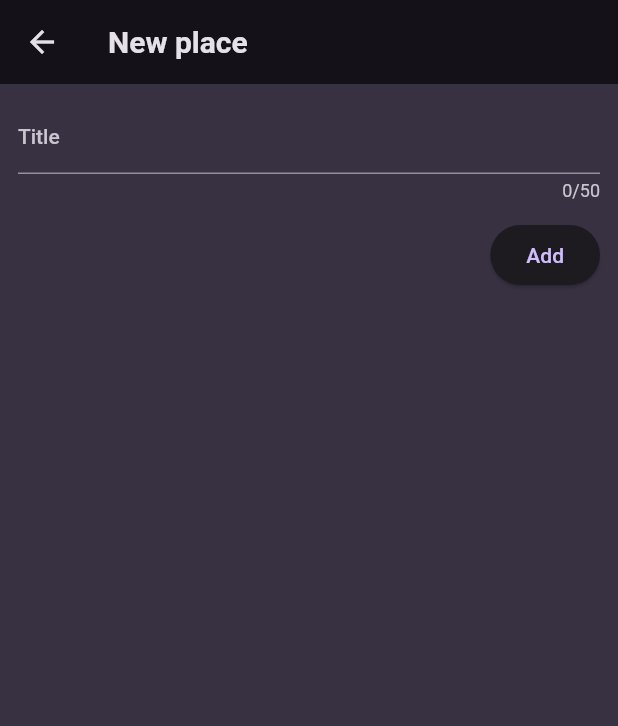
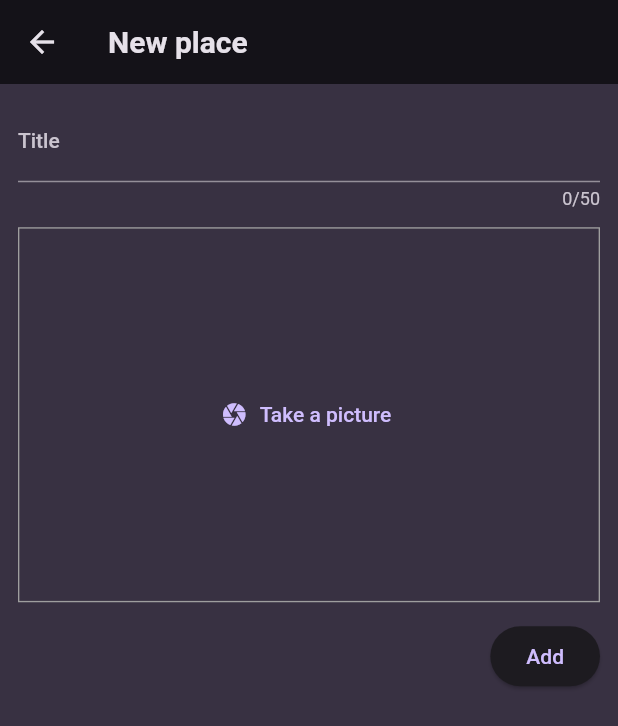
Before and after one commit to robot-den/flutter_lessons_apps, a Flutter app: the screen it shows after launch, after a tap on the "add" icon, on a phone screen of 412 x 824 dp. Shown: the top 726 px of the screen. Run offline on Flutter 3.47's test engine with Material 2 defaults, Android fonts, the phone set to English and light mode, and no system bars; our stand-ins replace auto_route, dio, equatable, flutter_bloc, flutter_riverpod, flutter_svg and 5 more; accounts and stored records are empty.

```diff
--- a/places/lib/features/places/view/new_place_screen.dart
+++ b/places/lib/features/places/view/new_place_screen.dart
@@ -1,14 +1,18 @@
 import 'package:flutter/material.dart';
+import 'package:flutter_riverpod/flutter_riverpod.dart';
+
+import 'package:places/features/places/widgets/widgets.dart';
 import 'package:places/models/models.dart';
+import 'package:places/providers/places_provider.dart';
 
-class NewPlaceScreen extends StatefulWidget {
+class NewPlaceScreen extends ConsumerStatefulWidget {
   const NewPlaceScreen({super.key});
 
   @override
-  State<NewPlaceScreen> createState() => _NewPlaceScreenState();
+  ConsumerState<NewPlaceScreen> createState() => _NewPlaceScreenState();
 }
 
-class _NewPlaceScreenState extends State<NewPlaceScreen> {
+class _NewPlaceScreenState extends ConsumerState<NewPlaceScreen> {
   String _newPlaceTitle = '';
   final _formKey = GlobalKey<FormState>();
 
@@ -29,14 +33,8 @@ class _NewPlaceScreenState extends State<NewPlaceScreen> {
     if (_formKey.currentState!.validate()) {
       _formKey.currentState!.save();
 
-      final place = Place(id: DateTime.now().toString(), title: _newPlaceTitle);
-
-      // TODO: you stopped here trying to update provider
-      // you have to convert this widget to support this provider
-      // you have to implement provider that allows method
-      // you have to convert list widget to support provider
-      // you have to watch in list widget if something changed in provider
-      // provider.savePlace(place);
+      final place = Place(title: _newPlaceTitle);
+      ref.read(placesProvider.notifier).savePlace(place);
 
       Navigator.of(context).pop();
     }
@@ -46,7 +44,8 @@ class _NewPlaceScreenState extends State<NewPlaceScreen> {
   Widget build(BuildContext context) {
     return Scaffold(
       appBar: AppBar(title: const Text('New place')),
-      body: Padding(
+      body: SingleChildScrollView(
+        child: Padding(
           padding: const EdgeInsets.all(12.0),
           child: Form(
             key: _formKey,
@@ -57,9 +56,12 @@ class _NewPlaceScreenState extends State<NewPlaceScreen> {
                   decoration: const InputDecoration(
                     label: Text('Title'),
                   ),
+                  style: const TextStyle(color: Colors.white, fontSize: 20),
                   validator: validateTitle,
                   onSaved: (newValue) => _newPlaceTitle = newValue!,
                 ),
+                const SizedBox(height: 12),
+                const ImageInput(),
                 const SizedBox(height: 12),
                 Row(
                   mainAxisAlignment: MainAxisAlignment.end,
@@ -74,6 +76,7 @@ class _NewPlaceScreenState extends State<NewPlaceScreen> {
             ),
           ),
         ),
+      ),
     );
   }
 }
--- a/places/lib/features/places/view/places_list_screen.dart
+++ b/places/lib/features/places/view/places_list_screen.dart
@@ -1,34 +1,46 @@
 import 'package:flutter/material.dart';
+import 'package:flutter_riverpod/flutter_riverpod.dart';
 import 'package:places/features/places/view/new_place_screen.dart';
 import 'package:places/features/places/widgets/widgets.dart';
-import 'package:places/models/models.dart';
+import 'package:places/providers/places_provider.dart';
 
-class PlacesListScreen extends StatefulWidget {
+class PlacesListScreen extends ConsumerStatefulWidget {
   const PlacesListScreen({super.key});
 
   @override
-  State<PlacesListScreen> createState() => _PlacesListScreenState();
+  ConsumerState<PlacesListScreen> createState() => _PlacesListScreenState();
 }
 
-class _PlacesListScreenState extends State<PlacesListScreen> {
+class _PlacesListScreenState extends ConsumerState<PlacesListScreen> {
   void routeToNewPlaceScreen() {
     Navigator.of(context).push(
       MaterialPageRoute(builder: (ctx) => const NewPlaceScreen()),
     );
   }
 
+  Widget get noContent {
+    return const Center(
+      child: Text(
+        'No places added yet',
+        style: TextStyle(color: Colors.white, fontSize: 16),
+      ),
+    );
+  }
+
   @override
   Widget build(BuildContext context) {
-    List<Place> places = [];
+    final places = ref.watch(placesProvider);
 
     return Scaffold(
       appBar: AppBar(title: const Text('Places list')),
-      body: ListView.builder(
-        itemCount: places.length,
-        itemBuilder: (ctx, index) {
-          return DismissiblePlaceCard(place: places[index]);
-        },
-      ),
+      body: places.isEmpty
+          ? noContent
+          : ListView.builder(
+              itemCount: places.length,
+              itemBuilder: (ctx, index) {
+                return DismissiblePlaceCard(place: places[index]);
+              },
+            ),
       floatingActionButton: FloatingActionButton(
         onPressed: routeToNewPlaceScreen,
         child: const Icon(Icons.add, size: 20),
--- /dev/null
+++ b/places/lib/features/places/widgets/image_input.dart
@@ -0,0 +1,29 @@
+import 'package:flutter/material.dart';
+
+class ImageInput extends StatefulWidget {
+  const ImageInput({super.key});
+
+  @override
+  State<ImageInput> createState() => _ImageInputState();
+}
+
+class _ImageInputState extends State<ImageInput> {
+  void _takePicture() {}
+
+  @override
+  Widget build(BuildContext context) {
+    return Container(
+      height: 250,
+      width: double.infinity,
+      alignment: Alignment.center,
+      decoration: BoxDecoration(
+        border: Border.all(color: Colors.grey, width: 0.9),
+      ),
+      child: TextButton.icon(
+        onPressed: _takePicture,
+        icon: const Icon(Icons.camera),
+        label: const Text('Take a picture'),
+      ),
+    );
+  }
+}
--- a/places/lib/features/places/widgets/widgets.dart
+++ b/places/lib/features/places/widgets/widgets.dart
@@ -1 +1,2 @@
 export 'package:places/features/places/widgets/dismissible_place_card.dart';
+export 'package:places/features/places/widgets/image_input.dart';
--- a/places/lib/models/place.dart
+++ b/places/lib/models/place.dart
@@ -1,8 +1,9 @@
+import 'package:uuid/uuid.dart';
+
+const uuid = Uuid();
+
 class Place {
-  Place({
-    required this.id,
-    required this.title,
-  });
+  Place({required this.title}) : id = uuid.v4();
 
   final String id;
   final String title;
--- a/places/lib/providers/places_provider.dart
+++ b/places/lib/providers/places_provider.dart
@@ -0,0 +1,25 @@
+import 'package:flutter_riverpod/flutter_riverpod.dart';
+import 'package:get_it/get_it.dart';
+import 'package:places/models/models.dart';
+import 'package:places/repositories/places_repository.dart';
+
+class PlacesNotifier extends StateNotifier<List<Place>> {
+  PlacesNotifier() : super([]);
+
+  final repo = GetIt.I<PlacesRepository>();
+
+  void savePlace(Place place) {
+    repo.savePlace(place);
+    state = repo.places();
+  }
+
+  void deletePlace(Place place) {
+    repo.deletePlace(place);
+    state = repo.places();
+  }
+}
+
+final placesProvider =
+    StateNotifierProvider<PlacesNotifier, List<Place>>((ref) {
+  return PlacesNotifier();
+});
--- a/places/pubspec.yaml
+++ b/places/pubspec.yaml
@@ -38,6 +38,7 @@ dependencies:
   google_fonts: ^6.1.0
   flutter_riverpod: ^2.4.0
   get_it: ^7.6.4
+  uuid: ^4.1.0
 
 dev_dependencies:
   flutter_test:
```
Also changed, not shown: places/lib/features/places/view/place_details_screen.dart (added, +26 -0 lines), places/lib/features/places/widgets/dismissible_place_card.dart (+28 -5 lines), places/pubspec.lock. Lines whose indentation alone changed are shown as unchanged.
